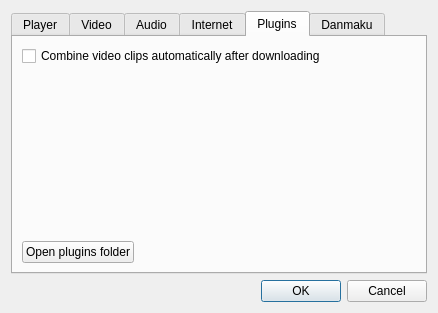
This is src/settingsdialog.ui in coslyk/moonplayer as Qt 5 draws it before an edit. The edited form follows.
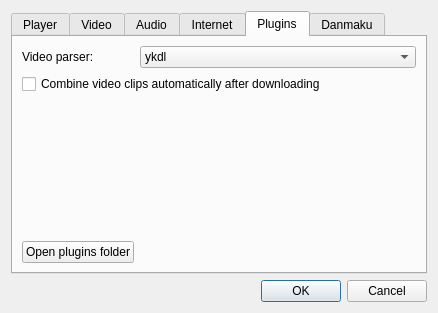
This is the edited form. The open tabs and pages were chosen to show the change.

Commit message: Add option to switch between ykdl and you-get

Patch:
```diff
--- a/src/settingsdialog.ui
+++ b/src/settingsdialog.ui
@@ -288,14 +288,14 @@
        <string>Plugins</string>
       </attribute>
       <layout class="QGridLayout" name="gridLayout">
-       <item row="0" column="0" colspan="2">
-        <widget class="QCheckBox" name="combineCheckBox">
-         <property name="text">
-          <string>Combine video clips automatically after downloading</string>
-         </property>
-        </widget>
-       </item>
        <item row="1" column="0">
+        <widget class="QLabel" name="label_4">
+         <property name="text">
+          <string>Video parser:</string>
+         </property>
+        </widget>
+       </item>
+       <item row="3" column="0">
         <spacer name="verticalSpacer">
          <property name="orientation">
           <enum>Qt::Vertical</enum>
@@ -308,14 +308,14 @@
          </property>
         </spacer>
        </item>
-       <item row="2" column="0">
+       <item row="4" column="0">
         <widget class="QPushButton" name="viewPluginsButton">
          <property name="text">
           <string>Open plugins folder</string>
          </property>
         </widget>
        </item>
-       <item row="2" column="1">
+       <item row="4" column="1">
         <spacer name="horizontalSpacer">
          <property name="orientation">
           <enum>Qt::Horizontal</enum>
@@ -328,6 +328,27 @@
          </property>
         </spacer>
        </item>
+       <item row="2" column="0" colspan="2">
+        <widget class="QCheckBox" name="combineCheckBox">
+         <property name="text">
+          <string>Combine video clips automatically after downloading</string>
+         </property>
+        </widget>
+       </item>
+       <item row="1" column="1">
+        <widget class="QComboBox" name="parserComboBox">
+         <item>
+          <property name="text">
+           <string>ykdl</string>
+          </property>
+         </item>
+         <item>
+          <property name="text">
+           <string>you-get</string>
+          </property>
+         </item>
+        </widget>
+       </item>
       </layout>
      </widget>
      <widget class="QWidget" name="danmakuTab">
```
The commit also changes 6 other files.
